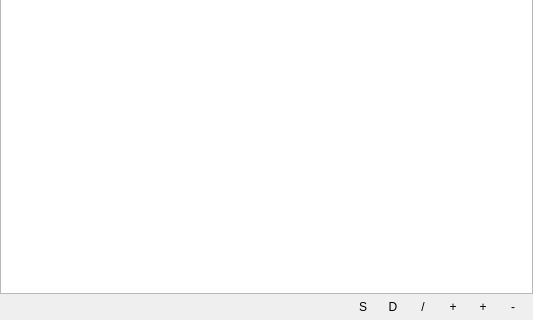
First picture: the form in items/uitreeview.ui, repository buzzinglight/IanniX, before the edit; both pictures show x 0 to 533 and y 222 to 542 of the 533 by 542 pixel window.
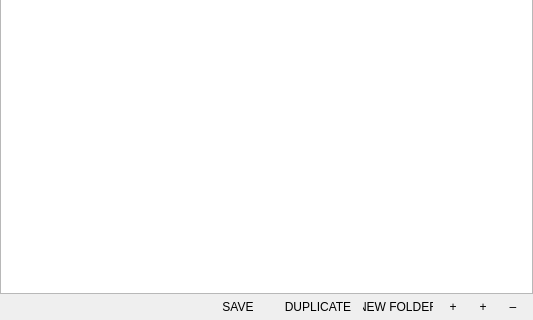
Second picture: the form after the edit. Custom widgets are drawn as their Qt base class.

```diff
--- a/items/uitreeview.ui
+++ b/items/uitreeview.ui
@@ -22,6 +22,12 @@
 	width:  				20px;
 	height: 			20px;
 	border-radius: 10px;
+	padding:			0px;
+}
+QPushButton#actionDuplicate, QPushButton#actionAddRoot, QPushButton#actionSave {
+	min-width:  		70px;
+	max-width:  	70px;
+	width:  				70px;
 }</string>
   </property>
   <layout class="QVBoxLayout" name="verticalLayout">
@@ -103,7 +109,7 @@
         <string>Save</string>
        </property>
        <property name="text">
-        <string>S</string>
+        <string>SAVE</string>
        </property>
       </widget>
      </item>
@@ -113,7 +119,7 @@
         <string>Duplicate</string>
        </property>
        <property name="text">
-        <string>D</string>
+        <string>DUPLICATE</string>
        </property>
       </widget>
      </item>
@@ -123,7 +129,7 @@
         <string>Add a folder</string>
        </property>
        <property name="text">
-        <string>/</string>
+        <string>NEW FOLDER</string>
        </property>
       </widget>
      </item>
@@ -153,7 +159,7 @@
         <string>Delete</string>
        </property>
        <property name="text">
-        <string>-</string>
+        <string>–</string>
        </property>
       </widget>
      </item>
```
